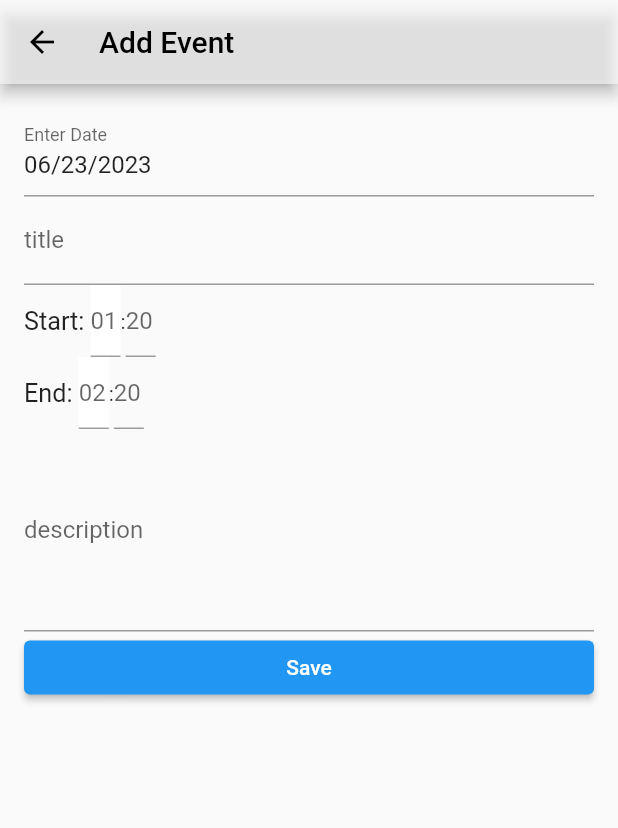
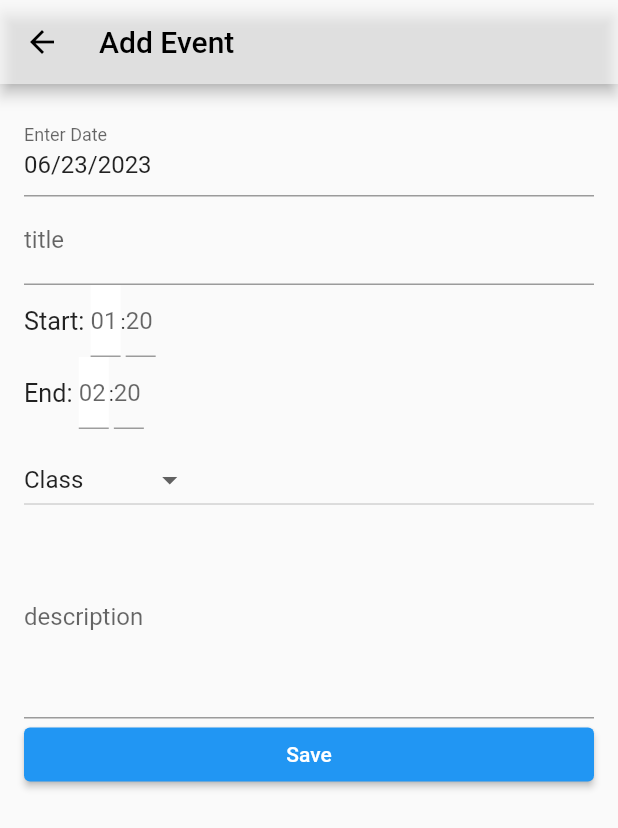
Before and after one commit to GERARDJM018/Orbital23, a Flutter app: the screen it shows once a user with an empty profile is signed in, item 2 of the bottom bar chosen, after a tap on the "add" icon, on a phone screen of 412 x 824 dp. Shown: the top 828 px of the screen. Run offline on Flutter 3.47's test engine with Material 2 defaults, Android fonts, the phone set to English and light mode, and no system bars; our stand-ins replace charts_flutter, cloud_firestore, firebase_auth, firebase_core, flutter_heatmap_calendar, flutter_slidable and 5 more; missing offline and left inert: dart:ffi; accounts and stored records are empty.

Commit message:
MS 2 -1 submission

```diff
--- a/lib/class/event.dart
+++ b/lib/class/event.dart
@@ -10,6 +10,7 @@ class Event {
   final int endM;
   final String id;
   final String email;
+  final String type;
   Event({
     required this.title,
     this.description,
@@ -20,6 +21,8 @@ class Event {
     required this.endM,
     required this.id,
     required this.email,
+    required this.type,
+
   });
 
   factory Event.fromFirestore(DocumentSnapshot<Map<String, dynamic>> snapshot,
@@ -35,6 +38,7 @@ class Event {
       startM: data['startM'],
       endH: data['endH'],
       endM: data['endM'],
+      type: data['type'],
     );
   }
 
@@ -48,6 +52,7 @@ class Event {
       "startM": startM,
       "endH": endH,
       "endM": endM,
+      "type": type,
     };
   }
 }
--- a/lib/pages/add_event.dart
+++ b/lib/pages/add_event.dart
@@ -22,12 +22,15 @@ class AddEvent extends StatefulWidget {
 class _AddEventState extends State<AddEvent> {
   final User? user = Auth().currentUser;
   late DateTime _selectedDate;
+  static String _type = 'Class';
   final _titleController = TextEditingController();
   final _descController = TextEditingController();
   final _startHController = TextEditingController();
   final _startMController = TextEditingController();
   final _endHController = TextEditingController();
   final _endMController = TextEditingController();
+  List<String> TypeMode = ['Class', 'Test', 'Refreshing', 'Assignment', 'Others'];
+
   @override
   void initState() {
     super.initState();
@@ -112,6 +115,24 @@ class _AddEventState extends State<AddEvent> {
                 keyboardType: TextInputType.number,
               )),
           ]),
+          SizedBox(height: 10,),
+          DropdownButton(
+            value: _type,
+            items: TypeMode
+              .map((category) => DropdownMenuItem(
+                value: category,
+                child: Text(
+                  category,
+              )))
+              .toList(),
+            onChanged: (value){
+              if (value == null) {
+                return;
+              }
+              setState(() {
+                _type = value;
+              });
+            }),
           TextField(
             controller: _descController,
             maxLines: 5,
@@ -140,6 +161,7 @@ class _AddEventState extends State<AddEvent> {
     final startM = _startMController.text;
     final endH = _endHController.text;
     final endM = _endMController.text;
+    final type = _type;
     if (title.isEmpty) {
       print('title cannot be empty');
 	  	// you can use snackbar to display erro to the user
@@ -158,6 +180,7 @@ class _AddEventState extends State<AddEvent> {
       "startM": int.parse(startM),
       "endH": int.parse(endH),
       "endM": int.parse(endM),
+      "type": type,
       "email": user?.email ?? 'User email',
     });
     if(mounted) {
--- a/lib/pages/home_page.dart
+++ b/lib/pages/home_page.dart
@@ -2,6 +2,7 @@ import 'package:flutter/material.dart';
 import 'package:zenith/models/actions.dart';
 import 'package:firebase_auth/firebase_auth.dart';
 import 'package:zenith/auth.dart';
+import 'package:zenith/pages/webview.dart';
 import 'package:get/get.dart';
 import 'dart:async';
 
@@ -22,7 +23,7 @@ class HomePage extends StatefulWidget {
 
 class _HomePageState extends State<HomePage> {
   int updatedFinishedActions = finishedActions.length;
-  String currentAction = 'no activity';
+  String currentAction = 'No activity';
   static TextEditingController _titleController = TextEditingController();
   static TextEditingController _timeController = TextEditingController();
   static TextEditingController _noteController = TextEditingController();
@@ -63,13 +64,9 @@ class _HomePageState extends State<HomePage> {
       setState(() {
         if (progressPercentage >= 1.0) {
           timer.cancel();
-          if (progressPercentage == 1.0) {
-            Timer(Duration(seconds: 3), () {
-              setState(() {
-                progressPercentage = 0.0;
-              });
+            setState(() {
+              currentAction = 'finished';
             });
-          }
         } else {
           progressPercentage += increment;
         }
@@ -77,8 +74,17 @@ class _HomePageState extends State<HomePage> {
     });
   }
 
+  void _cancelActivity() {
+    setState(() {
+      currentAction = 'No activity';
+      progressPercentage = 0.0;
+    });
+    _titleController.clear();
+  }
+
   void _addActions(Actions1 actions) {
     setState(() {
+      currentAction = 'loading';
       progressPercentage = 0;
       finishedActions.add(actions);
       TimerController timerController = Get.find<TimerController>();
@@ -159,24 +165,6 @@ class _HomePageState extends State<HomePage> {
             minHeight: 20,
           )),
     );
-    Container(
-      height: getShapeHeight(context) * 0.025,
-      width: getShapeWidth(context) * 0.97,
-      decoration: BoxDecoration(
-        borderRadius: BorderRadius.circular(40),
-        color: const Color.fromARGB(
-            255, 199, 200, 196), // not the background colour
-      ),
-      child: ClipRRect(
-          borderRadius: BorderRadius.circular(10.0),
-          child: LinearProgressIndicator(
-            value: progressPercentage,
-            backgroundColor: Color.fromARGB(255, 27, 90, 115),
-            valueColor:
-                AlwaysStoppedAnimation<Color>(Color.fromARGB(255, 11, 122, 68)),
-            minHeight: 20,
-          )),
-    );
     return MaterialApp(
       title: 'Home Page',
       color: Colors.black,
@@ -208,26 +196,30 @@ class _HomePageState extends State<HomePage> {
                         // page controller finishedActions but how to access?-> imitate expenses list
                         height: 5,
                       ),
-                      progress,
+                      _titleController.text == '' ? SizedBox(height: 20,) : progress,
                       const SizedBox(
                         height: 5,
                       ),
-                      _refreshAndPoint(context)
+                      _refreshAndPoint(context),
+                      Container(width: 200, height: 200, child: Webview()),
                     ],
                   ))),
         ),
         floatingActionButton: FloatingActionButton(
+          heroTag: "home",
+          backgroundColor: Colors.orange,
           onPressed: () {
-            _openAddActionsOverlay();
-            /*if (_titleController.text == '') {
+            if (currentAction == 'No activity')   {
               _openAddActionsOverlay();
+            } else if(currentAction == 'loading') {
+              _cancelActivity();
             } else {
-
-            }*/
+              _cancelActivity();
+            }
           },
-          child: Icon(Icons.add),
+          child: currentAction == 'No activity' ? Icon(Icons.add) : currentAction == 'loading' ? Icon(Icons.cancel) : Icon(Icons.check),
         ),
-        floatingActionButtonLocation: FloatingActionButtonLocation.centerDocked,
+        floatingActionButtonLocation: FloatingActionButtonLocation.centerFloat,
       ),
     );
   }
--- a/lib/pages/schedule_page.dart
+++ b/lib/pages/schedule_page.dart
@@ -23,7 +23,10 @@ class _SchedulePageState extends State<SchedulePage> {
   late DateTime _lastDay;
   late DateTime _selectedDay;
   late CalendarFormat _calendarFormat;
+  String _calendarMode = 'Month';
   late Map<DateTime, List<Event>> _events;
+
+  List<String> CalenderMode = ['Month', 'Two Weeks', 'Week'];
 
   int getHashCode(DateTime key) {
     return key.day * 1000000 + key.month * 10000 + key.year;
@@ -130,12 +133,12 @@ Widget tableCalendar(BuildContext context)  {
                borderRadius: BorderRadius.circular(20),
                color: Colors.white),
               child: DropdownButton(
-                    value: _calendarFormat,
-                    items: CalendarFormat.values
+                    value: _calendarMode,
+                    items: CalenderMode
                         .map((category) => DropdownMenuItem(
                             value: category,
                             child: Text(
-                              category.name,
+                              category,
                               )))
                         .toList(),
                     onChanged: (value) {
@@ -143,7 +146,16 @@ Widget tableCalendar(BuildContext context)  {
                         return;
                       }
                       setState(() {
-                        _calendarFormat = value;
+                        if (value == 'Month'){
+                          _calendarMode = value;
+                          _calendarFormat = CalendarFormat.month;
+                        } else if (value == 'Week') {
+                          _calendarMode = value;
+                          _calendarFormat = CalendarFormat.week;
+                        } else {
+                          _calendarMode = value;
+                          _calendarFormat = CalendarFormat.twoWeeks;
+                        }
                       });
                     })),
             SizedBox(height: 20,),
@@ -210,7 +222,8 @@ Widget tableCalendar(BuildContext context)  {
                 ,])
               ),
       floatingActionButton: FloatingActionButton(
-        heroTag: null,
+        heroTag: "schedule",
+        backgroundColor: Colors.orange,
         onPressed: () async {
           final result = await Navigator.push<bool>(
             context,
@@ -228,6 +241,7 @@ Widget tableCalendar(BuildContext context)  {
       },
         child: const Icon(Icons.add),
       ),
+      floatingActionButtonLocation: FloatingActionButtonLocation.centerFloat,
     );
   }
 }
--- a/lib/pages/screens/start.dart
+++ b/lib/pages/screens/start.dart
@@ -188,6 +188,7 @@ class _StartPageState extends State<StartPage> {
               height: 30,
               width: 30,
               child: FloatingActionButton(
+                heroTag: "mood",
                 backgroundColor: Colors.red,
                 child: Icon(Icons.done),
                 onPressed: () => setState(() {
--- /dev/null
+++ b/lib/pages/webview.dart
@@ -0,0 +1,47 @@
+import 'dart:ffi';
+
+import 'package:flutter/material.dart';
+import 'package:webview_flutter/webview_flutter.dart';
+
+class Webview extends StatefulWidget {
+  const Webview({super.key});
+
+  @override
+  State<Webview> createState() => _WebviewState();
+}
+
+class _WebviewState extends State<Webview> {
+  WebViewController? _controller;
+
+  @override
+  void initState()  {
+    super.initState();
+
+    _controller = WebViewController()
+  ..setJavaScriptMode(JavaScriptMode.unrestricted)
+  ..setBackgroundColor(const Color(0x00000000))
+  ..setNavigationDelegate(
+    NavigationDelegate(
+      onProgress: (int progress) {
+        // Update loading bar.
+      },
+      onPageStarted: (String url) {},
+      onPageFinished: (String url) {},
+      onWebResourceError: (WebResourceError error) {},
+      onNavigationRequest: (NavigationRequest request) {
+        if (request.url.startsWith('https://www.youtube.com/')) {
+          return NavigationDecision.prevent;
+        }
+        return NavigationDecision.navigate;
+      },
+    ),
+  )
+  ..loadRequest(Uri.parse('https://gerardjm018.github.io/OrbitalAnimation/'));
+  }
+
+
+  @override
+  Widget build(BuildContext context) {
+    return WebViewWidget(controller: _controller!);
+  }
+}
--- a/lib/pages_controller.dart
+++ b/lib/pages_controller.dart
@@ -70,7 +70,7 @@ class _NavigationWrapperState extends State<NavigationWrapper> {
     return Container(
         alignment: Alignment.center,
         decoration: BoxDecoration(
-            borderRadius: BorderRadius.circular(10), color: Colors.black),
+            color: Colors.black),
         child: Row(
           crossAxisAlignment: CrossAxisAlignment.end,
           mainAxisSize: MainAxisSize.max,
@@ -165,7 +165,7 @@ class _NavigationWrapperState extends State<NavigationWrapper> {
         bottomNavigationBar: BottomAppBar(
             height: 80,
             shape: const CircularNotchedRectangle(),
-            padding: const EdgeInsets.only(bottom: 5, left: 5, right: 5),
+            padding: const EdgeInsets.only(bottom: 0, left: 0, right: 0, top: 0),
             elevation: 5,
             color: const Color.fromARGB(255, 219, 221, 220),
             shadowColor: Colors.transparent,
--- a/pubspec.yaml
+++ b/pubspec.yaml
@@ -48,6 +48,7 @@ dependencies:
   flutter_heatmap_calendar: ^1.0.5
   flutter_slidable: ^1.2.0
   uuid: ^3.0.7
+  webview_flutter: ^4.2.2
 
 dev_dependencies:
   flutter_test:
```
Also changed, not shown: lib/pages/edit_event.dart (+24 -0 lines), pubspec.lock.
